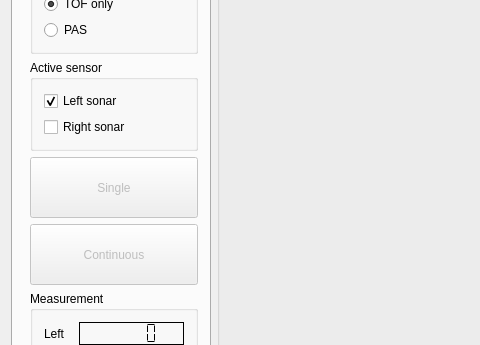
Old version of the form mainwindow.ui in the repository mfrydrysiak/PAS_triangulation_sonar; both pictures show x 0 to 480 and y 148 to 493 of the 793 by 776 pixel window.
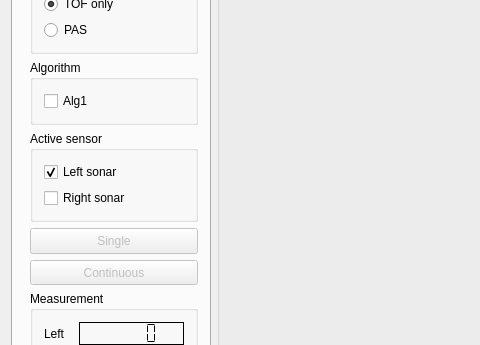
New version of the form. Custom widgets are drawn as their Qt base class.

Commit message: Implementation of the close samples algorithm

Diff of the .ui file:
```diff
--- a/mainwindow.ui
+++ b/mainwindow.ui
@@ -205,33 +205,7 @@
               </layout>
              </widget>
             </item>
-            <item row="1" column="1">
-             <widget class="QGroupBox" name="groupBox_6">
-              <property name="title">
-               <string>Active sensor</string>
-              </property>
-              <layout class="QVBoxLayout" name="verticalLayout_10">
-               <item>
-                <widget class="QCheckBox" name="cBox_left_sensor">
-                 <property name="text">
-                  <string>Left sonar</string>
-                 </property>
-                 <property name="checked">
-                  <bool>true</bool>
-                 </property>
-                </widget>
-               </item>
-               <item>
-                <widget class="QCheckBox" name="cBox_right_sensor">
-                 <property name="text">
-                  <string>Right sonar</string>
-                 </property>
-                </widget>
-               </item>
-              </layout>
-             </widget>
-            </item>
-            <item row="2" column="1">
+            <item row="3" column="1">
              <widget class="QPushButton" name="singleMeasurementBtn">
               <property name="enabled">
                <bool>false</bool>
@@ -247,7 +221,7 @@
               </property>
              </widget>
             </item>
-            <item row="3" column="1">
+            <item row="4" column="1">
              <widget class="QPushButton" name="scanBtn">
               <property name="enabled">
                <bool>false</bool>
@@ -263,7 +237,7 @@
               </property>
              </widget>
             </item>
-            <item row="4" column="1">
+            <item row="5" column="1">
              <widget class="QGroupBox" name="groupBox_7">
               <property name="title">
                <string>Measurement</string>
@@ -276,13 +250,6 @@
                  </property>
                 </widget>
                </item>
-               <item row="1" column="0">
-                <widget class="QLabel" name="label_6">
-                 <property name="text">
-                  <string>Right</string>
-                 </property>
-                </widget>
-               </item>
                <item row="0" column="1">
                 <widget class="QLCDNumber" name="lcd_left">
                  <property name="font">
@@ -315,6 +282,13 @@
                  </property>
                 </widget>
                </item>
+               <item row="1" column="0">
+                <widget class="QLabel" name="label_6">
+                 <property name="text">
+                  <string>Right</string>
+                 </property>
+                </widget>
+               </item>
                <item row="1" column="1">
                 <widget class="QLCDNumber" name="lcd_right">
                  <property name="frameShadow">
@@ -328,6 +302,48 @@
               </layout>
              </widget>
             </item>
+            <item row="2" column="1">
+             <widget class="QGroupBox" name="groupBox_6">
+              <property name="title">
+               <string>Active sensor</string>
+              </property>
+              <layout class="QVBoxLayout" name="verticalLayout_10">
+               <item>
+                <widget class="QCheckBox" name="cBox_left_sensor">
+                 <property name="text">
+                  <string>Left sonar</string>
+                 </property>
+                 <property name="checked">
+                  <bool>true</bool>
+                 </property>
+                </widget>
+               </item>
+               <item>
+                <widget class="QCheckBox" name="cBox_right_sensor">
+                 <property name="text">
+                  <string>Right sonar</string>
+                 </property>
+                </widget>
+               </item>
+              </layout>
+             </widget>
+            </item>
+            <item row="1" column="1">
+             <widget class="QGroupBox" name="groupBox_8">
+              <property name="title">
+               <string>Algorithm</string>
+              </property>
+              <layout class="QVBoxLayout" name="verticalLayout_11">
+               <item>
+                <widget class="QCheckBox" name="cBox_alg1">
+                 <property name="text">
+                  <string>Alg1</string>
+                 </property>
+                </widget>
+               </item>
+              </layout>
+             </widget>
+            </item>
            </layout>
           </widget>
          </widget>
```
The commit also changes 6 other files.
